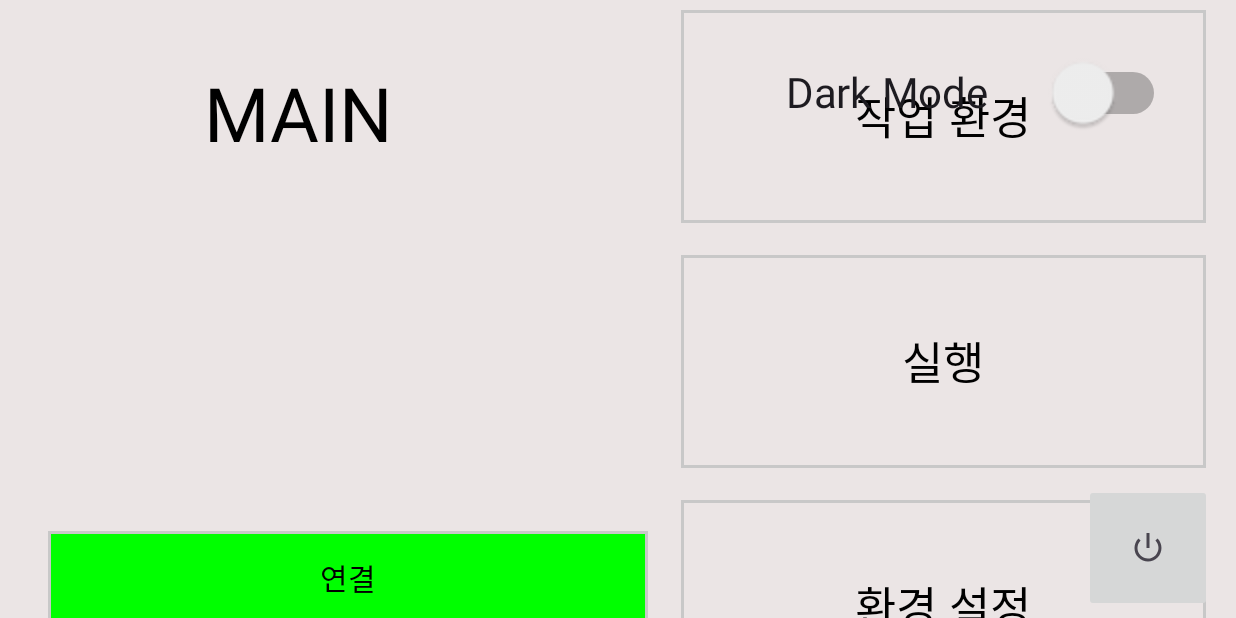
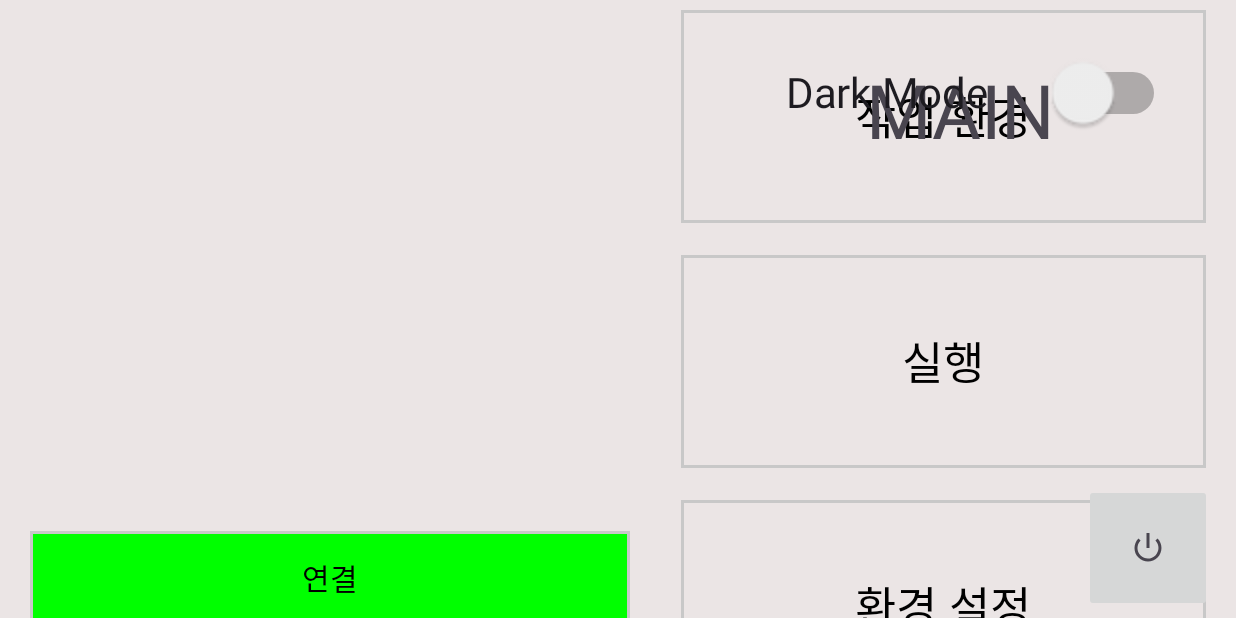
Before and after one commit to SickTiredEngineer/Robot_Teaching_Pendant_App, an Android app: the MainActivity screen opened directly, with no data from a screen before it, on a phone screen of 824 x 412 dp (held sideways). Run offline under Robolectric (Android 15) with nearby library versions, the phone set to English and light mode, and no system bars.

Commit message:
8/27 Second Commit

```diff
--- a/app/src/main/java/com/example/robot_teaching_pendant_app/MainActivity.kt
+++ b/app/src/main/java/com/example/robot_teaching_pendant_app/MainActivity.kt
@@ -1,6 +1,8 @@
 package com.example.robot_teaching_pendant_app
 
 import android.annotation.SuppressLint
+import android.content.Context
+import android.content.SharedPreferences
 import androidx.appcompat.app.AppCompatActivity
 import android.os.Bundle
 import android.view.View
@@ -11,6 +13,7 @@ import androidx.constraintlayout.widget.ConstraintLayout
 import com.example.robot_teaching_pendant_app.databinding.MainActivityBinding
 
 class MainActivity : AppCompatActivity() {
+
     @SuppressLint("UseSwitchCompatOrMaterialCode")
     override fun onCreate(savedInstanceState: Bundle?) {
         super.onCreate(savedInstanceState)
@@ -22,7 +25,6 @@ class MainActivity : AppCompatActivity() {
         //상단 바 제거
         getWindow().setFlags(WindowManager.LayoutParams.FLAG_FULLSCREEN,WindowManager.LayoutParams.FLAG_FULLSCREEN)
 
-
         //Main 화면의 버튼 연결
         val mainDarkSwitch = binding.mainDarkSwitch
         val mainPowerBt = binding.mainPowerBt
@@ -31,6 +33,15 @@ class MainActivity : AppCompatActivity() {
         val mainSetupBt = binding.mainSetupBt
         val mainConnectBt = binding.mainConnectBt
         val mainDisconnectBt = binding.mainDisconnectBt
+
+        val sharedPreferences = getSharedPreferences("MODE", Context.MODE_PRIVATE)
+
+
+
+
+        mainDarkSwitch
+
+
 
 
         //버튼 동작
--- a/app/src/main/res/layout/main_activity.xml
+++ b/app/src/main/res/layout/main_activity.xml
@@ -78,23 +78,23 @@
         android:layout_width="400dp"
         android:layout_height="70dp"
 
-        android:layout_marginStart="32dp"
+        android:layout_marginStart="20dp"
         android:layout_marginTop="4dp"
         android:layout_marginEnd="328dp"
         android:layout_marginBottom="150dp"
 
+        android:enabled="false"
+        android:text="@string/main_disconnect_bt_text"
+        android:textSize="20sp"
+        app:cornerRadius="0dp"
         app:layout_constraintBottom_toBottomOf="parent"
         app:layout_constraintEnd_toStartOf="@+id/main_setup_bt"
+
         app:layout_constraintHorizontal_bias="0.0"
         app:layout_constraintStart_toStartOf="parent"
+
         app:layout_constraintTop_toBottomOf="@+id/main_connect_bt"
         app:layout_constraintVertical_bias="0.312"
-
-        android:text="@string/main_disconnect_bt_text"
-        android:textSize="20sp"
-
-        android:enabled="false"
-        app:cornerRadius="0dp"
         app:strokeColor="#C8C8C8"
         app:strokeWidth="2dp" />
 
@@ -105,7 +105,7 @@
         android:layout_width="400dp"
         android:layout_height="70dp"
 
-        android:layout_marginStart="32dp"
+        android:layout_marginStart="20dp"
 
         android:layout_marginTop="584dp"
         android:layout_marginEnd="328dp"
@@ -127,15 +127,17 @@
 
         android:layout_width="460dp"
         android:layout_height="86dp"
-        android:layout_marginTop="32dp"
-        android:layout_marginEnd="396dp"
+        android:layout_marginStart="410dp"
+        android:layout_marginTop="30dp"
+        android:layout_marginEnd="410dp"
+
         android:gravity="center"
-
         android:text="@string/main_title_text"
-        android:textColor="@color/BLACK"
 
         android:textSize="50sp"
         app:layout_constraintEnd_toEndOf="parent"
+        app:layout_constraintHorizontal_bias="0.0"
+        app:layout_constraintStart_toStartOf="parent"
         app:layout_constraintTop_toTopOf="parent" />
 
     <Switch
--- a/app/src/main/res/values-night/themes.xml
+++ b/app/src/main/res/values-night/themes.xml
@@ -18,6 +18,10 @@
             <item name = "android:textColor">@color/WHITE</item>
         </style>
 
+        <style name = "LINE">
+            <item name = "android:background">@color/WHITE</item>
+        </style>
+
         <style name = "BUTTON">
             <item name = "android:textColor">@color/WHITE</item>
             <item name = "android:backgroundTint">@color/MainDark</item>
--- a/app/src/main/res/values/colors.xml
+++ b/app/src/main/res/values/colors.xml
@@ -4,7 +4,6 @@
     <color name="BLACK">#FF000000</color>
     <color name="WHITE">#EBE5E5</color>
 
-    //자주 사용할 색상
     <color name="MainDark">#5C5A5A</color>
     <color name="Gray">#3D3D3D</color>
 
```
Also changed, not shown: app/src/main/java/com/example/robot_teaching_pendant_app/System/ThemeUtil.java (added, +31 -0 lines), app/src/main/res/layout/login_activity.xml (+11 -2 lines).
